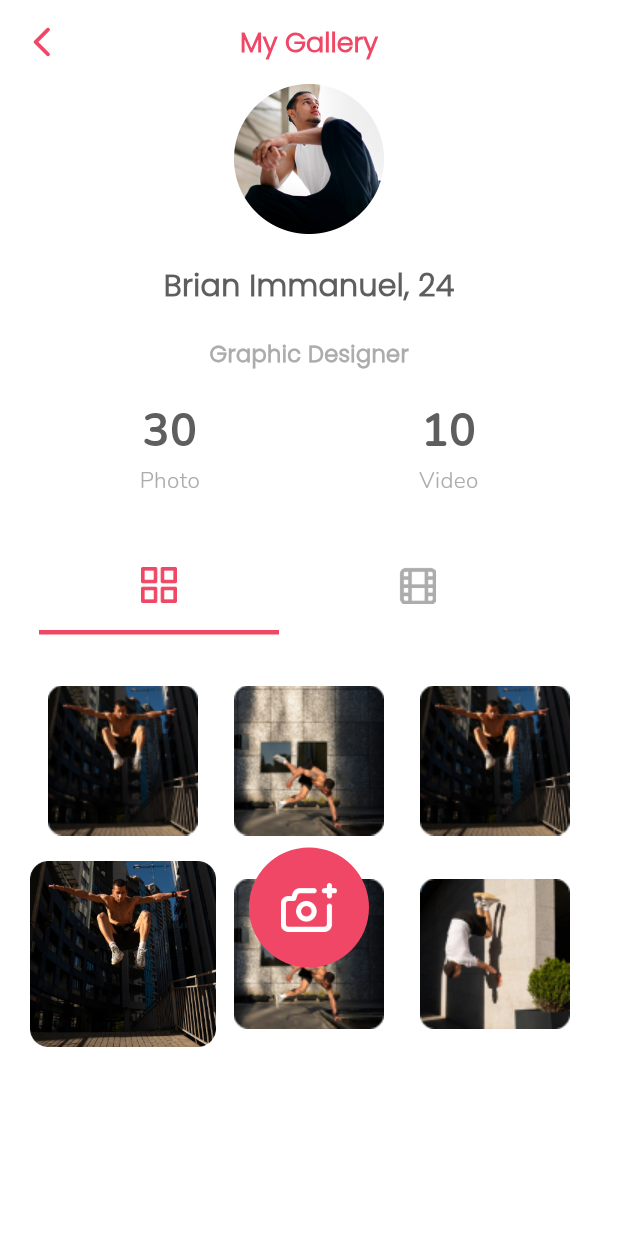
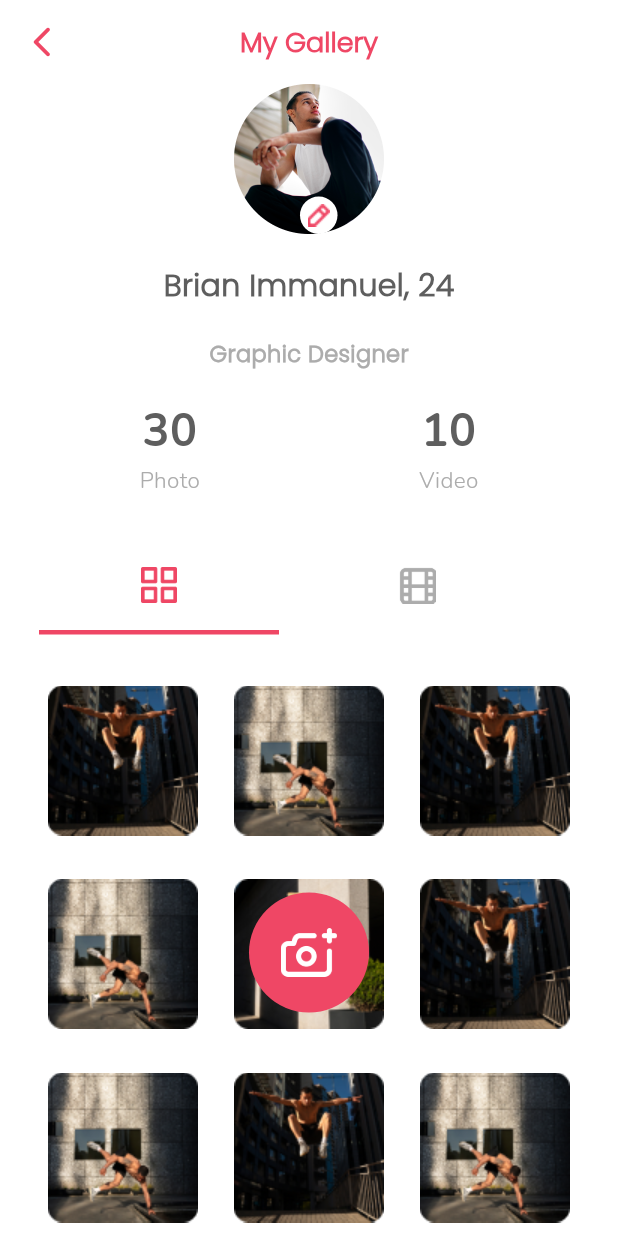
Before and after one commit to mobileappdev47/date_madly_app, a Flutter app: the MyGalleryScreen screen opened directly, on a phone screen of 412 x 824 dp. Run offline on Flutter 3.47's test engine with Material 3 defaults, Android fonts, the phone set to English and light mode, and no system bars; drawn by our look-alikes of dynamic_color; our stand-ins replace audioplayers, cached_network_image, confetti, country_picker, dio, emoji_picker_flutter and 16 more; missing offline and left inert: country_codes, flutter_background_service, flutter_background_service_android, flutter_facebook_auth, mqtt_client; accounts and stored records are empty; generated files the repository leaves out were written again.

Commit message:
ui changes

```diff
--- a/lib/pages/me/main.dart
+++ b/lib/pages/me/main.dart
@@ -538,13 +538,21 @@ List photoPic = [
   'assets/icons/p3.png',
   'assets/icons/p5.png',
   'assets/icons/p3.png',
-  'assets/icons/p4.png',
   'assets/icons/p5.png',
   'assets/icons/p6.png',
   'assets/icons/p3.png',
   'assets/icons/p5.png',
   'assets/icons/p3.png',
-  'assets/icons/p4.png',
+  'assets/icons/p5.png',
+  'assets/icons/p6.png',
+  'assets/icons/p3.png',
+  'assets/icons/p5.png',
+  'assets/icons/p3.png',
+  'assets/icons/p5.png',
+  'assets/icons/p6.png',
+  'assets/icons/p3.png',
+  'assets/icons/p5.png',
+  'assets/icons/p3.png',
   'assets/icons/p5.png',
   'assets/icons/p6.png',
 ];
--- a/lib/pages/me/my_gallery.dart
+++ b/lib/pages/me/my_gallery.dart
@@ -1,4 +1,5 @@
 import 'package:date_madly_app/pages/me/my_photo.dart';
+import 'package:date_madly_app/pages/me/my_upload%20Photo.dart';
 import 'package:flutter/cupertino.dart';
 import 'package:flutter/material.dart';
 
@@ -38,16 +39,48 @@ class _MyGalleryScreenState extends State<MyGalleryScreen> {
           style: appbarTitle(),
         ),
       ),
-      body: SingleChildScrollView(
+      body: Stack(
+        children: [
+          SingleChildScrollView(
             child: Padding(
               padding: EdgeInsets.symmetric(horizontal: 20),
               child: Column(
+                children: [
+                  Stack(
                     children: [
                       Center(
                         child: Image.asset(
                           'assets/icons/Add Image_Profile.png',
                           scale: 3,
                         ),
+                      ),
+                      Positioned(
+                        top: 75,
+                        left: 180,
+                        child: GestureDetector(
+                          onTap: () {
+                            Navigator.push(
+                              context,
+                              MaterialPageRoute(
+                                builder: (context) => MyUpload_Photo(),
+                              ),
+                            );
+                          },
+                          child: Container(
+                            height: 25,
+                            width: 25,
+                            decoration: BoxDecoration(
+                              borderRadius: BorderRadius.circular(50),
+                              color: ColorRes.white,
+                            ),
+                            child: Image.asset(
+                              "assets/icons/Edit_Icon.png",
+                              scale: 1,
+                            ),
+                          ),
+                        ),
+                      )
+                    ],
                   ),
                   SizedBox(
                     height: 20,
@@ -127,7 +160,8 @@ class _MyGalleryScreenState extends State<MyGalleryScreen> {
                                 });
                               },
                               child: Padding(
-                            padding: const EdgeInsets.symmetric(horizontal: 6),
+                                padding:
+                                    const EdgeInsets.symmetric(horizontal: 6),
                                 child: Column(
                                   children: [
                                     Container(
@@ -161,37 +195,33 @@ class _MyGalleryScreenState extends State<MyGalleryScreen> {
                   SizedBox(
                     height: 20,
                   ),
-              Stack(
-                children: [
                   Padding(
-                    padding: const EdgeInsets.symmetric(horizontal: 0),
+                    padding: const EdgeInsets.only(bottom: 100),
                     child: GridView.builder(
                       physics: NeverScrollableScrollPhysics(),
                       shrinkWrap: true,
                       gridDelegate: SliverGridDelegateWithFixedCrossAxisCount(
-                          //  childAspectRatio: 0.95,
                           crossAxisCount: 3,
                           crossAxisSpacing: 0,
-                          mainAxisSpacing: 5
-                          // childAspectRatio: 2,
-                          // crossAxisSpacing: 40,
-                          // mainAxisSpacing: 20
-
-                          ),
-                      itemCount: profilePic.length,
+                          mainAxisSpacing: 5),
+                      itemCount: photoPic.length,
                       itemBuilder: (context, index) {
                         return Container(
                           height: 60,
                           child: Image.asset(
-                              profilePic[index],
-                            ));
+                            photoPic[index],
+                          ),
+                        );
                       },
                     ),
                   ),
+                ],
+              ),
+            ),
+          ),
           Padding(
-                    padding: const EdgeInsets.only(bottom: 20, top: 120),
+            padding: const EdgeInsets.only(top: 390),
             child: Align(
-                      // alignment: Alignment(0.9, 0.1),
               alignment: Alignment.bottomCenter,
               child: Center(
                 // heightFactor: 4,
@@ -214,12 +244,8 @@ class _MyGalleryScreenState extends State<MyGalleryScreen> {
                 ),
               ),
             ),
-                  )
-                ],
           ),
         ],
-          ),
-        ),
       ),
     );
   }
```
Also changed, not shown: lib/pages/chat/main.dart (+81 -40 lines), lib/pages/chat/my_matches.dart (added, +188 -0 lines), lib/pages/me/my_photo.dart (+68 -27 lines), lib/pages/me/my_upload Photo.dart (added, +79 -0 lines), lib/providers/chat_provider.dart (+5 -3 lines), assets/icons/Add Image_01.png (added), assets/icons/Edit_Icon.png (added), assets/icons/Filter Icon.png (added), assets/icons/Upload_Icon.png (added), 1 other file. Lines whose indentation alone changed are shown as unchanged.
